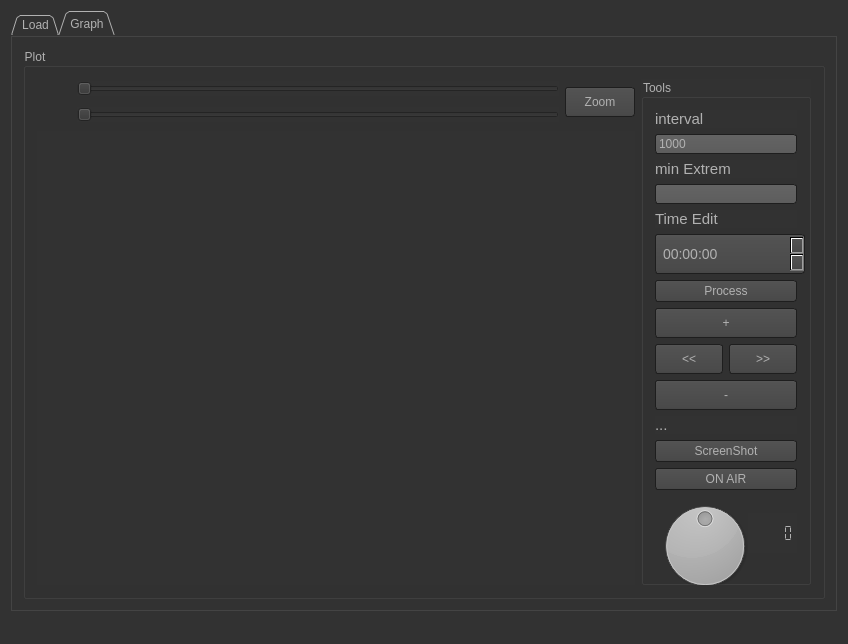
This is QCustomPlot_Logs/mainwindow.ui in IvanPerletti/BugLot as Qt 5 draws it before an edit. The edited form follows.
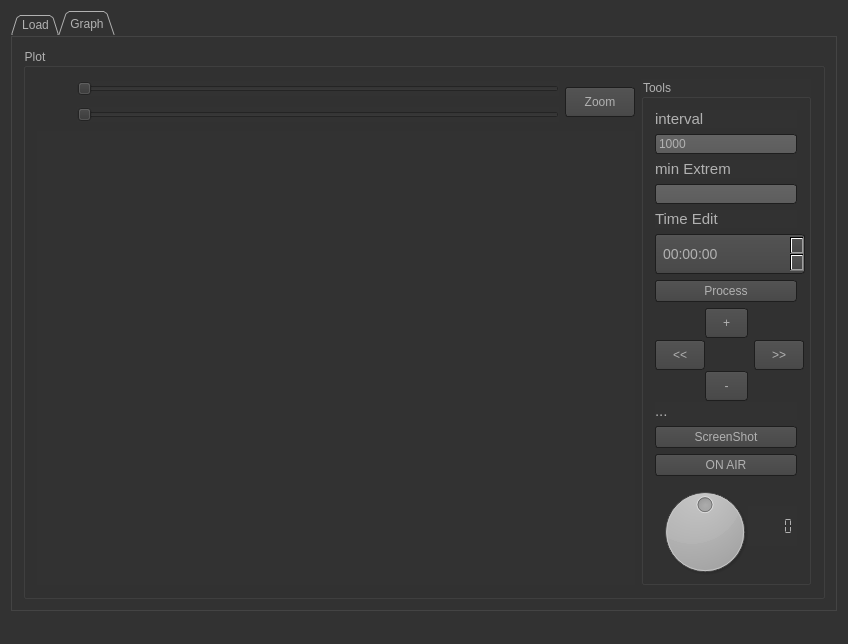
This is the edited form. Icons and pictures are not drawn. Custom widgets are drawn as their Qt base class.

```diff
--- a/QCustomPlot_Logs/mainwindow.ui
+++ b/QCustomPlot_Logs/mainwindow.ui
@@ -837,7 +837,7 @@
                 <widget class="QGroupBox" name="groupBox_2">
                  <property name="minimumSize">
                   <size>
-                   <width>100</width>
+                   <width>169</width>
                    <height>0</height>
                   </size>
                  </property>
@@ -994,13 +994,21 @@
                    </widget>
                   </item>
                   <item>
+                   <layout class="QGridLayout" name="gridLayout">
+                    <item row="0" column="1">
                    <widget class="QPushButton" name="pushButtonZoomPiu">
                     <property name="minimumSize">
                      <size>
-                      <width>40</width>
+                        <width>43</width>
                       <height>30</height>
                      </size>
                     </property>
+                      <property name="maximumSize">
+                       <size>
+                        <width>20</width>
+                        <height>16777215</height>
+                       </size>
+                      </property>
                     <property name="styleSheet">
                      <string notr="true">font: 75 11pt &quot;MS Shell Dlg 2&quot;;</string>
                     </property>
@@ -1009,9 +1017,7 @@
                     </property>
                    </widget>
                   </item>
-                  <item>
-                   <layout class="QHBoxLayout" name="horizontalLayout_2">
-                    <item>
+                    <item row="1" column="0">
                      <widget class="QPushButton" name="pushButtonZoomLeft">
                       <property name="minimumSize">
                        <size>
@@ -1024,7 +1030,20 @@
                       </property>
                      </widget>
                     </item>
-                    <item>
+                    <item row="1" column="1">
+                     <spacer name="horizontalSpacer">
+                      <property name="orientation">
+                       <enum>Qt::Horizontal</enum>
+                      </property>
+                      <property name="sizeHint" stdset="0">
+                       <size>
+                        <width>40</width>
+                        <height>20</height>
+                       </size>
+                      </property>
+                     </spacer>
+                    </item>
+                    <item row="1" column="2">
                      <widget class="QPushButton" name="pushButtonZoomRight">
                       <property name="minimumSize">
                        <size>
@@ -1037,16 +1056,20 @@
                       </property>
                      </widget>
                     </item>
-                   </layout>
-                  </item>
-                  <item>
+                    <item row="2" column="1">
                    <widget class="QPushButton" name="pushButtonZoomMeno">
                     <property name="minimumSize">
                      <size>
-                      <width>40</width>
+                        <width>43</width>
                       <height>30</height>
                      </size>
                     </property>
+                      <property name="maximumSize">
+                       <size>
+                        <width>20</width>
+                        <height>16777215</height>
+                       </size>
+                      </property>
                     <property name="styleSheet">
                      <string notr="true">font: 75 11pt &quot;MS Shell Dlg 2&quot;;</string>
                     </property>
@@ -1055,6 +1078,8 @@
                     </property>
                    </widget>
                   </item>
+                   </layout>
+                  </item>
                   <item>
                    <widget class="QLabel" name="label_time">
                     <property name="font">
```
Left out of the diff: 23 changed lines with no effect on the pictures. Lines whose indentation alone changed are shown as unchanged.
